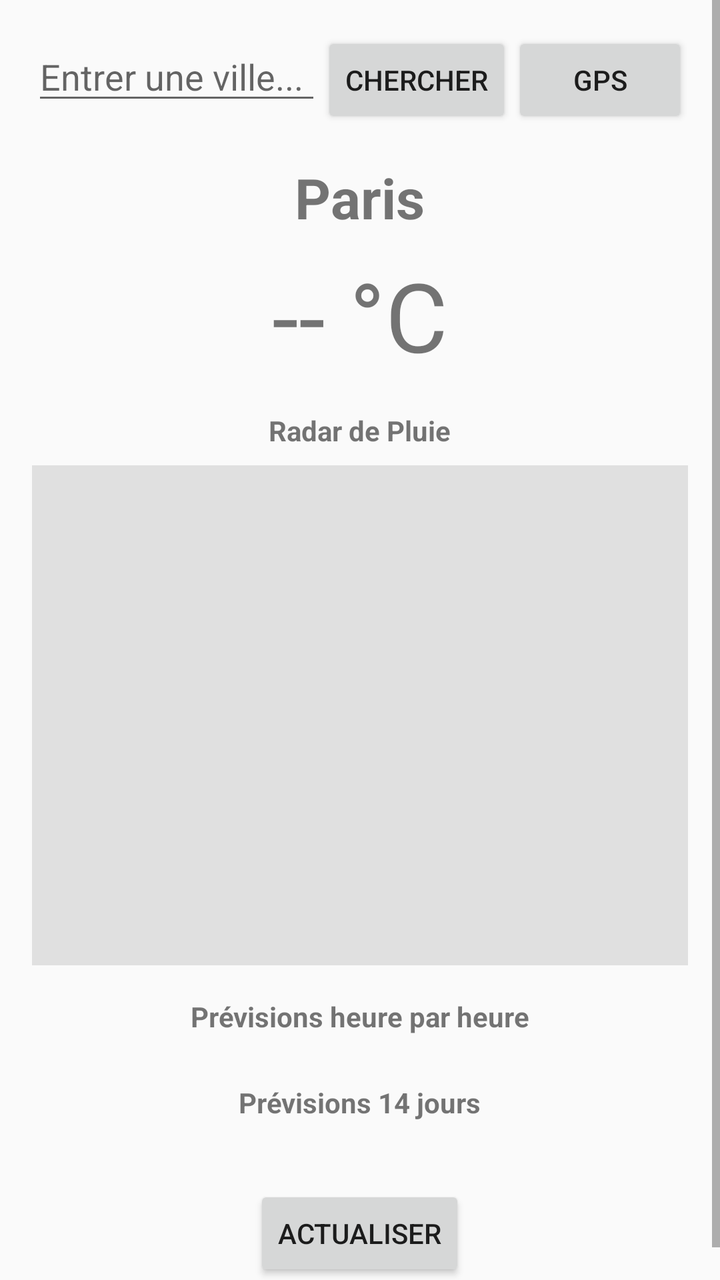
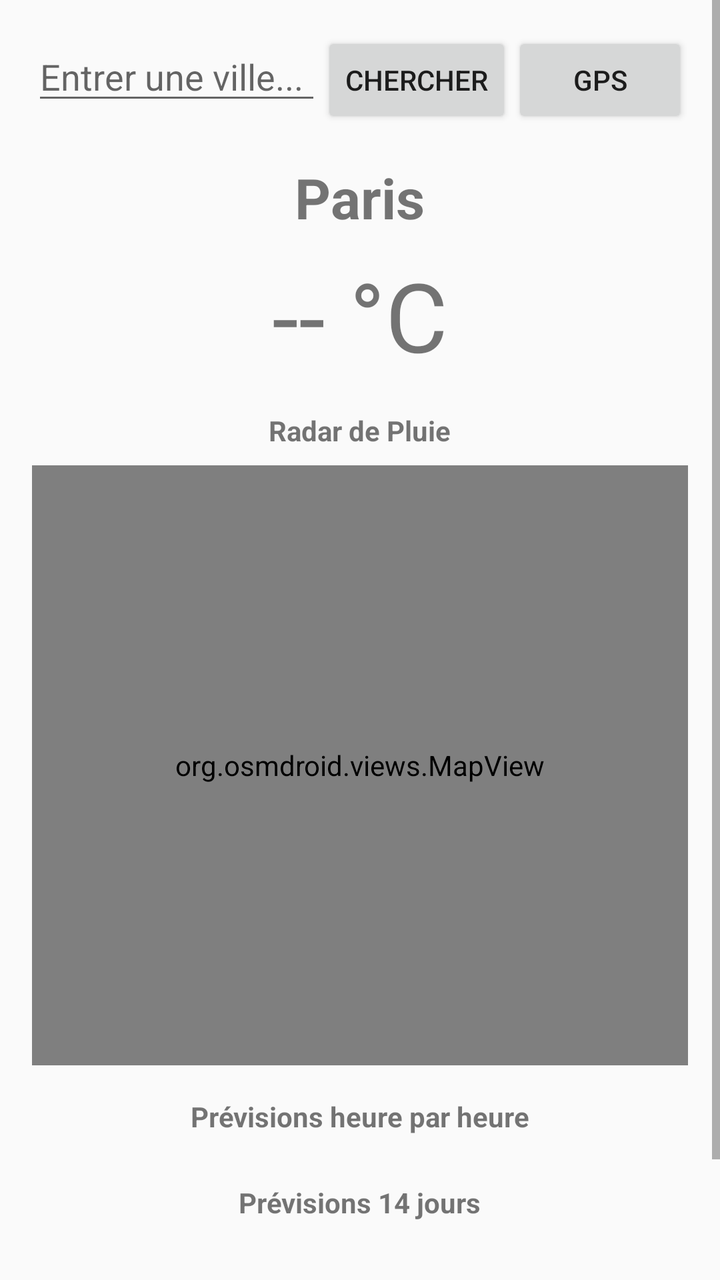

Screens rendered from an Android XML layout before and after an edit, with the pre-edit source and the edit as a unified diff.
<!-- AndroidManifest.xml: application theme Theme.AppCompat.Light.NoActionBar -->
<!-- res/layout/activity_main.xml -->
<?xml version="1.0" encoding="utf-8"?>

<ScrollView xmlns:android="http://schemas.android.com/apk/res/android"
    android:layout_width="match_parent"
    android:layout_height="match_parent"
    android:fillViewport="true">

    <LinearLayout
        android:layout_width="match_parent"
        android:layout_height="wrap_content"
        android:orientation="vertical"
        android:gravity="center_horizontal"
        android:padding="16dp">

        
        <LinearLayout
            android:layout_width="match_parent"
            android:layout_height="wrap_content"
            android:orientation="horizontal"
            android:layout_marginBottom="16dp">

            <EditText
                android:id="@+id/citySearchEditText"
                android:layout_width="0dp"
                android:layout_height="wrap_content"
                android:layout_weight="1"
                android:hint="Entrer une ville..." />

            <Button
                android:id="@+id/searchButton"
                android:layout_width="wrap_content"
                android:layout_height="wrap_content"
                android:text="Chercher" />

            <Button
                android:id="@+id/gpsButton"
                android:layout_width="wrap_content"
                android:layout_height="wrap_content"
                android:text="GPS" />
        </LinearLayout>

        
        <TextView
            android:id="@+id/tvCity"
            android:layout_width="wrap_content"
            android:layout_height="wrap_content"
            android:text="Paris"
            android:textSize="28sp"
            android:textStyle="bold" />

        <TextView
            android:id="@+id/tvTemp"
            android:layout_width="wrap_content"
            android:layout_height="wrap_content"
            android:text="-- °C"
            android:textSize="48sp"
            android:layout_marginTop="8dp" />

        
        <TextView
            android:layout_width="wrap_content"
            android:layout_height="wrap_content"
            android:text="Radar de Pluie"
            android:textStyle="bold"
            android:layout_marginTop="16dp" />

        <FrameLayout
            android:layout_width="match_parent"
            android:layout_height="250dp"
            android:layout_marginTop="8dp"
            android:background="#E0E0E0">

            <ImageView
                android:id="@+id/mapBackgroundImageView"
                android:layout_width="match_parent"
                android:layout_height="match_parent"
                android:scaleType="centerCrop"
                android:contentDescription="Fond de carte" />

            <ImageView
                android:id="@+id/radarImageView"
                android:layout_width="match_parent"
                android:layout_height="match_parent"
                android:scaleType="centerCrop"
                android:contentDescription="Radar de pluie" />

        </FrameLayout>

        
        <TextView
            android:layout_width="wrap_content"
            android:layout_height="wrap_content"
            android:text="Prévisions heure par heure"
            android:textStyle="bold"
            android:layout_marginTop="16dp" />

        <androidx.recyclerview.widget.RecyclerView
            android:id="@+id/hourlyRecyclerView"
            android:layout_width="match_parent"
            android:layout_height="wrap_content"
            android:orientation="horizontal"
            android:scrollbars="horizontal"
            android:layout_marginTop="8dp" />

        
        <TextView
            android:layout_width="wrap_content"
            android:layout_height="wrap_content"
            android:text="Prévisions 14 jours"
            android:textStyle="bold"
            android:layout_marginTop="16dp" />

        <androidx.recyclerview.widget.RecyclerView
            android:id="@+id/forecastRecyclerView"
            android:layout_width="match_parent"
            android:layout_height="wrap_content"
            android:orientation="horizontal"
            android:layout_marginTop="8dp" />

        <Button
            android:id="@+id/btnRefresh"
            android:layout_width="wrap_content"
            android:layout_height="wrap_content"
            android:text="Actualiser"
            android:layout_marginTop="24dp" />

    </LinearLayout>
</ScrollView>
<!-- resources referenced by this layout -->
<resources>

</resources>

<!-- the commit's change to res/layout/activity_main.xml (unified diff, before → after) -->
@@ -64,27 +64,11 @@
             android:textStyle="bold"
             android:layout_marginTop="16dp" />
 
-        <FrameLayout
+        <org.osmdroid.views.MapView
+            android:id="@+id/mapView"
             android:layout_width="match_parent"
-            android:layout_height="250dp"
-            android:layout_marginTop="8dp"
-            android:background="#E0E0E0">
-
-            <ImageView
-                android:id="@+id/mapBackgroundImageView"
-                android:layout_width="match_parent"
-                android:layout_height="match_parent"
-                android:scaleType="centerCrop"
-                android:contentDescription="Fond de carte" />
-
-            <ImageView
-                android:id="@+id/radarImageView"
-                android:layout_width="match_parent"
-                android:layout_height="match_parent"
-                android:scaleType="centerCrop"
-                android:contentDescription="Radar de pluie" />
-
-        </FrameLayout>
+            android:layout_height="300dp"
+            android:layout_marginTop="8dp" />
 
         
         <TextView
